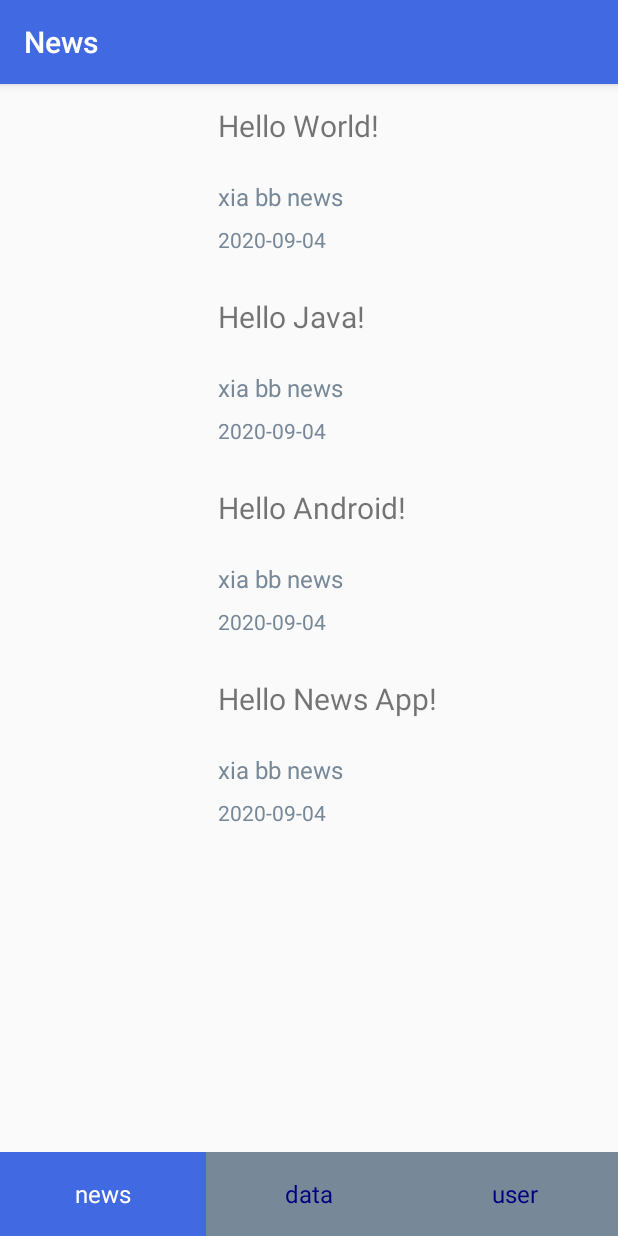
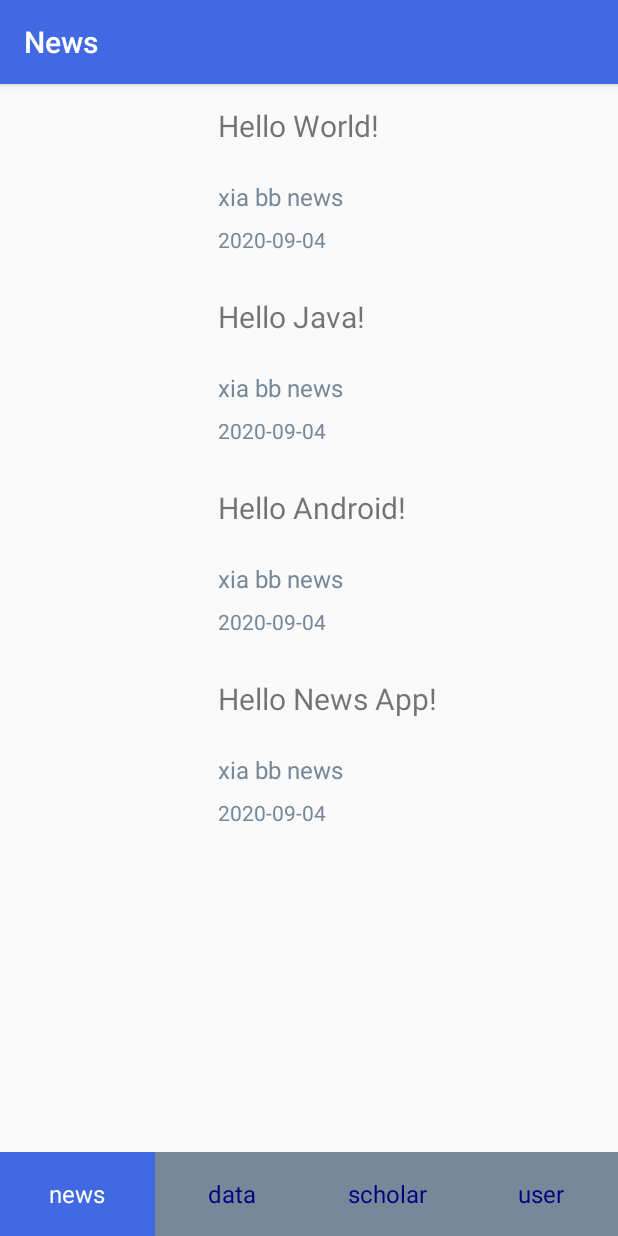
Before and after one commit to gloriallluo/News, an Android app: the screen it shows after launch (MainActivity), on a phone screen of 412 x 824 dp. Run offline under Robolectric (Android 15) with nearby library versions, the phone set to English and light mode, and no system bars.

Commit message:
add class ScholarFragment

```diff
--- a/app/build.gradle
+++ b/app/build.gradle
@@ -24,6 +24,7 @@ dependencies {
     implementation 'androidx.appcompat:appcompat:1.0.2'
     implementation 'androidx.constraintlayout:constraintlayout:1.1.3'
     implementation 'com.google.android.material:material:1.0.0'
+    implementation 'com.android.support:design:27.1.1'
     testImplementation 'junit:junit:4.12'
     androidTestImplementation 'androidx.test.ext:junit:1.1.0'
     androidTestImplementation 'androidx.test.espresso:espresso-core:3.1.1'
--- a/app/src/main/java/com/java/jingjia/ui/MainActivity.java
+++ b/app/src/main/java/com/java/jingjia/ui/MainActivity.java
@@ -11,8 +11,10 @@ import android.util.Log;
 import android.widget.RadioButton;
 import android.widget.RadioGroup;
 
+import com.google.android.material.tabs.TabLayout;
 import com.java.jingjia.R;
 
+import java.util.ArrayList;
 import java.util.LinkedList;
 import java.util.List;
 
@@ -25,6 +27,10 @@ public class MainActivity extends AppCompatActivity {
     private ViewPager mViewPager;
     private RadioGroup mRadioGroup;
     private List<Fragment> mFragments;
+    private Fragment fgNews;
+    private Fragment fgData;
+    private Fragment fgScholar;
+    private Fragment fgUser;
     private FragmentManager fgManager;
     private FragmentPagerAdapter mFgAdapter;
 
@@ -33,12 +39,11 @@ public class MainActivity extends AppCompatActivity {
         Log.d(TAG, "onCreate: 1");
         super.onCreate(savedInstanceState);
         setContentView(R.layout.activity_main);
-        mFragments = new LinkedList<>();
         bindViews();
         initFragments();
         fgManager = getSupportFragmentManager();
         mFgAdapter = new MainFragmentPagerAdapter(fgManager, mFragments);
-        mViewPager.setOffscreenPageLimit(2);
+        mViewPager.setOffscreenPageLimit(3);
         mViewPager.setAdapter(mFgAdapter);
         setListeners();
     }
@@ -58,11 +63,14 @@ public class MainActivity extends AppCompatActivity {
      * which are the news page, covid-data page and the user page
      */
     private void initFragments() {
-        Fragment fgNews = new NewsFragment(MainActivity.this);
-        Fragment fgData = new DataFragment(MainActivity.this);
-        Fragment fgUser = new UserFragment(MainActivity.this);
+        mFragments = new ArrayList<>();
+        fgNews = new NewsFragment(MainActivity.this);
+        fgData = new DataFragment(MainActivity.this);
+        fgScholar = new ScholarFragment(MainActivity.this);
+        fgUser = new UserFragment(MainActivity.this);
         mFragments.add(fgNews);
         mFragments.add(fgData);
+        mFragments.add(fgScholar);
         mFragments.add(fgUser);
     }
 
@@ -90,14 +98,13 @@ public class MainActivity extends AppCompatActivity {
             public void onCheckedChanged(RadioGroup group, int checkedId) {
                 switch (checkedId) {
                     case R.id.tab_news:
-                        mViewPager.setCurrentItem(0);
-                        break;
+                        mViewPager.setCurrentItem(0); break;
                     case R.id.tab_data:
-                        mViewPager.setCurrentItem(1);
-                        break;
+                        mViewPager.setCurrentItem(1); break;
+                    case R.id.tab_scholar:
+                        mViewPager.setCurrentItem(2); break;
                     case R.id.tab_user:
-                        mViewPager.setCurrentItem(2);
-                        break;
+                        mViewPager.setCurrentItem(3); break;
                     default:
                         break;
                 }
--- /dev/null
+++ b/app/src/main/java/com/java/jingjia/ui/ScholarFragment.java
@@ -0,0 +1,32 @@
+package com.java.jingjia.ui;
+
+import android.app.Activity;
+import android.os.Bundle;
+import android.util.Log;
+import android.view.LayoutInflater;
+import android.view.View;
+import android.view.ViewGroup;
+
+import androidx.annotation.NonNull;
+import androidx.annotation.Nullable;
+import androidx.fragment.app.Fragment;
+
+import com.java.jingjia.R;
+
+public class ScholarFragment extends Fragment {
+
+    private String TAG = "ScholarFragment";
+    private Activity mActivity;
+
+    public ScholarFragment(Activity activity) {
+        Log.d(TAG, "ScholarFragment: 1");
+        mActivity = activity;
+    }
+
+    @Nullable
+    @Override
+    public View onCreateView(@NonNull LayoutInflater inflater, @Nullable ViewGroup container, @Nullable Bundle savedInstanceState) {
+        View view = inflater.inflate(R.layout.fragment_scholar, container, false);
+        return view;
+    }
+}
--- a/app/src/main/res/layout/activity_main.xml
+++ b/app/src/main/res/layout/activity_main.xml
@@ -55,6 +55,18 @@
                 android:button="@null" />
 
             <RadioButton
+                android:id="@+id/tab_scholar"
+                android:text="@string/tab_scholar"
+                android:textSize="16sp"
+                android:textColor="@drawable/tab_text"
+                android:background="@drawable/tab_background"
+                android:gravity="center"
+                android:layout_height="match_parent"
+                android:layout_width="match_parent"
+                android:layout_weight="1"
+                android:button="@null" />
+
+            <RadioButton
                 android:id="@+id/tab_user"
                 android:text="@string/tab_user"
                 android:textSize="16sp"
--- a/app/src/main/res/values/strings.xml
+++ b/app/src/main/res/values/strings.xml
@@ -2,6 +2,7 @@
     <string name="app_name">News</string>
     <string name="tab_news">news</string>
     <string name="tab_data">data</string>
+    <string name="tab_scholar">scholar</string>
     <string name="tab_user">user</string>
     <string name="btn_like">like</string>
     <string name="btn_collect">collect</string>
```
Also changed, not shown: app/src/main/res/layout/fragment_scholar.xml (added, +13 -0 lines).
